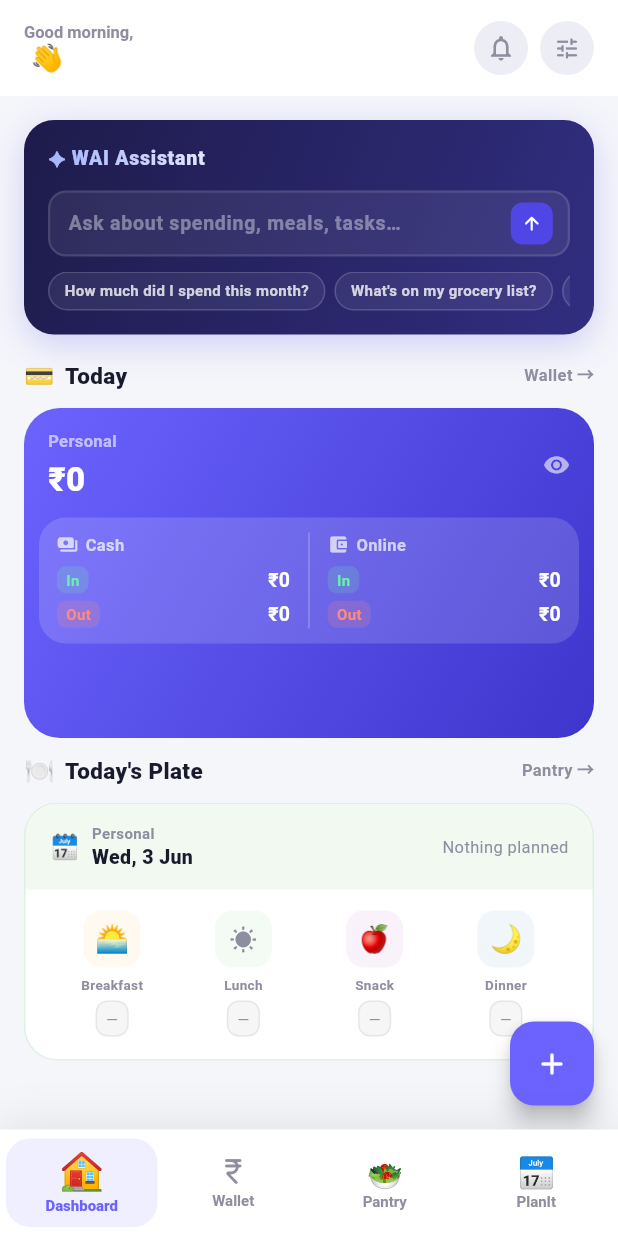
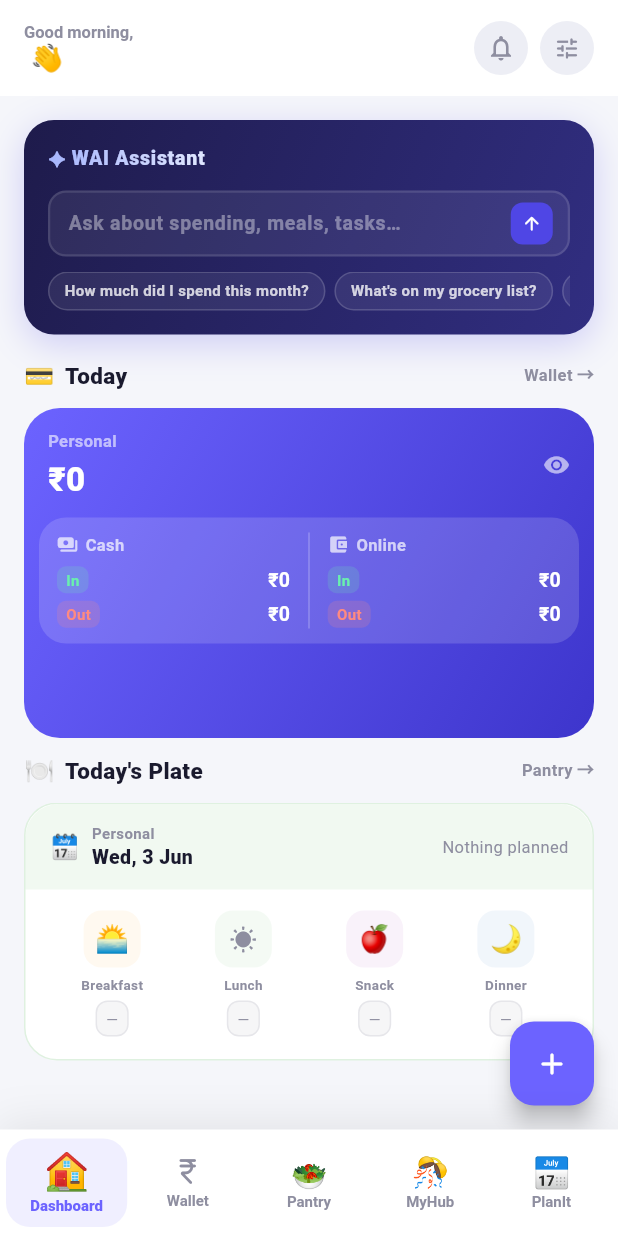
Before and after one commit to MSathiyaseelan/wai_life_assistant, a Flutter app: the AppShell screen opened directly with empty values, after a tap on the "visibility off" icon, on a phone screen of 412 x 824 dp. Run offline on Flutter 3.47's test engine with Material 3 defaults, Android fonts, the phone set to English and light mode, and no system bars; our stand-ins replace connectivity_plus, device_info_plus, dio, firebase_core, firebase_messaging, flutter_contacts and 13 more; missing offline and left inert: flutter_sms_inbox, quick_actions; accounts and stored records are empty; network calls fail; Roboto replaces fonts that are missing (DM Mono, Nunito); statements that could not run were skipped.

Commit message:
MyHub tab added

```diff
--- a/lib/core/services/app_prefs.dart
+++ b/lib/core/services/app_prefs.dart
@@ -125,6 +125,9 @@ class AppPrefs extends ChangeNotifier {
   String get planItScope    => _s('planit_scope',  def: 'personal');
   set planItScope(String v) => _setS('planit_scope', v);
 
+  String get hubScope    => _s('hub_scope',  def: 'personal');
+  set hubScope(String v) => _setS('hub_scope', v);
+
   // ── AI Parser ──────────────────────────────────────────────────────────────
 
   bool get aiAlwaysConfirm    => _b('ai_always_confirm',  def: true);
--- /dev/null
+++ b/lib/features/myhub/my_hub_screen.dart
@@ -0,0 +1,405 @@
+import 'package:flutter/material.dart';
+import 'package:flutter/services.dart';
+import '../../../../core/theme/app_theme.dart';
+import 'package:wai_life_assistant/data/models/wallet/wallet_models.dart';
+import 'package:wai_life_assistant/features/wallet/widgets/family_switcher_sheet.dart';
+import 'package:wai_life_assistant/shared/widgets/wallet_switcher_pill.dart';
+import 'package:wai_life_assistant/features/AppStateNotifier.dart';
+import 'package:wai_life_assistant/data/models/lifestyle/lifestyle_models.dart';
+import 'package:wai_life_assistant/data/services/functions_service.dart';
+import 'package:wai_life_assistant/features/lifestyle/modules/my_functions/my_functions_screen.dart';
+import 'package:wai_life_assistant/data/models/planit/planit_models.dart';
+
+class MyHubScreen extends StatefulWidget {
+  final String activeWalletId;
+  final void Function(String) onWalletChange;
+  const MyHubScreen({
+    super.key,
+    required this.activeWalletId,
+    required this.onWalletChange,
+  });
+  @override
+  State<MyHubScreen> createState() => _MyHubScreenState();
+}
+
+class _MyHubScreenState extends State<MyHubScreen> {
+  late AppStateNotifier _appState;
+  List<WalletModel> _allWallets = [];
+
+  WalletModel get _currentWallet => _allWallets.firstWhere(
+        (w) => w.id == widget.activeWalletId,
+        orElse: () => _allWallets.isNotEmpty ? _allWallets.first : personalWallet,
+      );
+
+  @override
+  void didChangeDependencies() {
+    super.didChangeDependencies();
+    _appState = AppStateScope.of(context);
+    _allWallets = _appState.wallets;
+    WidgetsBinding.instance.addPostFrameCallback((_) {
+      if (mounted) _loadData();
+    });
+  }
+
+  final List<FunctionModel> _functions = [];
+  String? _loadedKey;
+
+  @override
+  void initState() {
+    super.initState();
+    WidgetsBinding.instance.addPostFrameCallback((_) => _loadData());
+  }
+
+  @override
+  void didUpdateWidget(MyHubScreen old) {
+    super.didUpdateWidget(old);
+    if (old.activeWalletId != widget.activeWalletId) {
+      _loadedKey = null;
+      _loadData();
+    }
+  }
+
+  Future<void> _loadData() async {
+    final wid = widget.activeWalletId;
+    if (wid.isEmpty) return;
+    final walletIds = _currentWallet.isPersonal
+        ? [wid, ..._allWallets.where((w) => !w.isPersonal).map((w) => w.id)]
+        : [wid];
+    final loadKey = walletIds.join('|');
+    if (loadKey == _loadedKey) return;
+    _loadedKey = loadKey;
+    try {
+      final results = await Future.wait(
+        walletIds.map((id) => FunctionsService.instance.fetchMyFunctions(id)),
+      );
+      if (!mounted) return;
+      setState(() {
+        _functions
+          ..clear()
+          ..addAll(results.expand((r) => r).map(FunctionModel.fromJson));
+      });
+    } catch (e) {
+      debugPrint('[MyHub] _loadData error: $e');
+    }
+  }
+
+  Map<String, String> get _familyWalletNames {
+    if (!_currentWallet.isPersonal) return const {};
+    return {
+      for (final w in _allWallets.where((w) => !w.isPersonal))
+        w.id: '${w.emoji} ${w.name}',
+    };
+  }
+
+  Map<String, String> get _allFamilyWalletNames => {
+        for (final w in _allWallets.where((w) => !w.isPersonal))
+          w.id: '${w.emoji} ${w.name}',
+      };
+
+  String get _personalWalletId =>
+      _allWallets.firstWhere((w) => w.isPersonal, orElse: () => _allWallets.first).id;
+
+  List<PlanMember> get _members {
+    if (_currentWallet.isPersonal) return [];
+    final family = _appState.families.firstWhere(
+      (f) => f.id == _currentWallet.id,
+      orElse: () => FamilyModel(id: '', name: '', emoji: '', colorIndex: 0),
+    );
+    return family.members
+        .map((m) => PlanMember(id: m.id, name: m.name, emoji: m.emoji, phone: m.phone))
+        .toList();
+  }
+
+  bool get _isPersonal => _currentWallet.isPersonal;
+
+  String get _screenTitle => _isPersonal ? 'MyHub' : 'FamilyHub';
+
+  @override
+  Widget build(BuildContext context) {
+    final isDark = Theme.of(context).brightness == Brightness.dark;
+    final bg = isDark ? AppColors.bgDark : AppColors.bgLight;
+    final textColor = isDark ? AppColors.textDark : AppColors.textLight;
+    final cardBg = isDark ? AppColors.cardDark : AppColors.cardLight;
+    const moduleColor = Color(0xFF6C63FF);
+
+    final wid = widget.activeWalletId;
+    final personal = _isPersonal;
+    final functionsInView = _functions.where((f) => personal || f.walletId == wid).toList();
+    final count = functionsInView.length;
+
+    final summary = functionsInView.take(2).map((f) {
+      final diff = f.functionDate?.difference(DateTime.now()).inDays;
+      String when = '';
+      if (diff != null) {
+        if (diff < 0) {
+          when = 'Past';
+        } else if (diff == 0) {
+          when = 'Today';
+        } else if (diff == 1) {
+          when = 'Tomorrow';
+        } else {
+          when = 'in $diff days';
+        }
+      }
+      return '🎊 ${f.title}${when.isNotEmpty ? ' · $when' : ''}';
+    }).toList();
+
+    return Scaffold(
+      backgroundColor: bg,
+      appBar: AppBar(
+        backgroundColor: cardBg,
+        elevation: 0,
+        scrolledUnderElevation: 0,
+        title: Row(
+          children: [
+            Text(_isPersonal ? '🌟' : '👨‍👩‍👧‍👦', style: const TextStyle(fontSize: 22)),
+            const SizedBox(width: 10),
+            Column(
+              crossAxisAlignment: CrossAxisAlignment.start,
+              children: [
+                Text(
+                  _screenTitle,
+                  style: TextStyle(
+                    fontSize: 19,
+                    fontWeight: FontWeight.w900,
+                    fontFamily: 'Nunito',
+                    color: textColor,
+                  ),
+                ),
+                Text(
+                  _isPersonal ? 'Your personal space' : 'Family space',
+                  style: TextStyle(
+                    fontSize: 10,
+                    fontWeight: FontWeight.w600,
+                    fontFamily: 'Nunito',
+                    color: isDark ? AppColors.subDark : AppColors.subLight,
+                  ),
+                ),
+              ],
+            ),
+          ],
+        ),
+        actions: [
+          WalletSwitcherPill(
+            wallet: _currentWallet,
+            onTap: () => FamilySwitcherSheet.show(
+              context,
+              currentWalletId: widget.activeWalletId,
+              onSelect: widget.onWalletChange,
+            ),
+          ),
+        ],
+      ),
+      body: RefreshIndicator(
+        onRefresh: () async {
+          _loadedKey = null;
+          await _loadData();
+        },
+        child: CustomScrollView(
+          physics: const AlwaysScrollableScrollPhysics(),
+          slivers: [
+            SliverPadding(
+              padding: const EdgeInsets.fromLTRB(16, 16, 16, 32),
+              sliver: SliverToBoxAdapter(
+                child: GestureDetector(
+                  onTap: () => _openFunctions(context),
+                  child: Container(
+                    decoration: BoxDecoration(
+                      color: cardBg,
+                      borderRadius: BorderRadius.circular(20),
+                      border: Border.all(color: moduleColor.withValues(alpha: 0.18)),
+                      boxShadow: [
+                        BoxShadow(
+                          color: moduleColor.withValues(alpha: isDark ? 0.07 : 0.09),
+                          blurRadius: 10,
+                          offset: const Offset(0, 3),
+                        ),
+                      ],
+                    ),
+                    child: IntrinsicHeight(
+                      child: Row(
+                        crossAxisAlignment: CrossAxisAlignment.stretch,
+                        children: [
+                          Container(
+                            width: 4,
+                            decoration: const BoxDecoration(
+                              color: moduleColor,
+                              borderRadius: BorderRadius.horizontal(left: Radius.circular(20)),
+                            ),
+                          ),
+                          const SizedBox(width: 14),
+                          Padding(
+                            padding: const EdgeInsets.symmetric(vertical: 16),
+                            child: Container(
+                              width: 44,
+                              height: 44,
+                              decoration: BoxDecoration(
+                                color: moduleColor.withValues(alpha: 0.12),
+                                borderRadius: BorderRadius.circular(14),
+                              ),
+                              alignment: Alignment.center,
+                              child: const Text('🎊', style: TextStyle(fontSize: 22)),
+                            ),
+                          ),
+                          const SizedBox(width: 12),
+                          Expanded(
+                            child: Padding(
+                              padding: const EdgeInsets.fromLTRB(0, 14, 0, 14),
+                              child: Column(
+                                crossAxisAlignment: CrossAxisAlignment.start,
+                                children: [
+                                  Row(
+                                    children: [
+                                      Expanded(
+                                        child: Text(
+                                          'Functions',
+                                          style: TextStyle(
+                                            fontSize: 14,
+                                            fontWeight: FontWeight.w800,
+                                            fontFamily: 'Nunito',
+                                            color: textColor,
+                                          ),
+                                        ),
+                                      ),
+                                      if (count > 0)
+                                        Container(
+                                          margin: const EdgeInsets.only(right: 8),
+                                          padding: const EdgeInsets.symmetric(horizontal: 8, vertical: 2),
+                                          decoration: BoxDecoration(
+                                            color: moduleColor.withValues(alpha: 0.15),
+                                            borderRadius: BorderRadius.circular(10),
+                                          ),
+                                          child: Text(
+                                            '$count',
+                                            style: const TextStyle(
+                                              fontSize: 11,
+                                              fontWeight: FontWeight.w800,
+                                              fontFamily: 'Nunito',
+                                              color: moduleColor,
+                                            ),
+                                          ),
+                                        ),
+                                    ],
+                                  ),
+                                  const SizedBox(height: 2),
+                                  Text(
+                                    'Celebrations & gifting',
+                                    style: TextStyle(
+                                      fontSize: 11,
+                                      fontFamily: 'Nunito',
+                                      color: isDark ? AppColors.subDark : AppColors.subLight,
+                                    ),
+                                  ),
+                                  const SizedBox(height: 8),
+                                  Divider(height: 1, color: moduleColor.withValues(alpha: 0.15)),
+                                  const SizedBox(height: 6),
+                                  if (summary.isNotEmpty)
+                                    ...summary.map(
+                                      (s) => Padding(
+                                        padding: const EdgeInsets.only(bottom: 4),
+                                        child: Row(
+                                          children: [
+                                            Container(
+                                              width: 5,
+                                              height: 5,
+                                              margin: const EdgeInsets.only(right: 7, top: 1),
+                                              decoration: BoxDecoration(
+                                                color: moduleColor.withValues(alpha: 0.55),
+                                                shape: BoxShape.circle,
+                                              ),
+                                            ),
+                                            Expanded(
+                                              child: Text(
+                                                s,
+                                                style: TextStyle(
+                                                  fontSize: 11,
+                                                  fontFamily: 'Nunito',
+                                                  color: textColor,
+                                                  height: 1.3,
+                                                ),
+                                                maxLines: 1,
+                                                overflow: TextOverflow.ellipsis,
+                                              ),
+                                            ),
+                                          ],
+                                        ),
+                                      ),
+                                    )
+                                  else
+                                    Text(
+                                      'No functions yet',
+                                      style: TextStyle(
+                                        fontSize: 11,
+                                        fontFamily: 'Nunito',
+                                        color: isDark ? AppColors.subDark : AppColors.subLight,
+                                        fontStyle: FontStyle.italic,
+                                      ),
+                                    ),
+                                ],
+                              ),
+                            ),
+                          ),
+                          Padding(
+                            padding: const EdgeInsets.symmetric(horizontal: 12, vertical: 16),
+                            child: Align(
+                              alignment: Alignment.topCenter,
+                              child: GestureDetector(
+                                onTap: () => _openFunctions(context, openAdd: true),
+                                child: Container(
+                                  width: 32,
+                                  height: 32,
+                                  decoration: BoxDecoration(
+                                    color: moduleColor.withValues(alpha: 0.13),
+                                    borderRadius: BorderRadius.circular(10),
+                                  ),
+                                  alignment: Alignment.center,
+                                  child: const Icon(Icons.add_rounded, color: moduleColor, size: 20),
+                                ),
+                              ),
+                            ),
+                          ),
+                        ],
+                      ),
+                    ),
+                  ),
+                ),
+              ),
+            ),
+          ],
+        ),
+      ),
+    );
+  }
+
+  void _openFunctions(BuildContext context, {bool openAdd = false}) {
+    HapticFeedback.selectionClick();
+    Navigator.push(
+      context,
+      PageRouteBuilder(
+        pageBuilder: (ctx, anim, secondaryAnim) => MyFunctionsScreen(
+          walletId: _currentWallet.id,
+          walletName: _currentWallet.name,
+          walletEmoji: _currentWallet.emoji,
+          parentFunctions: _functions,
+          familyWalletNames: _familyWalletNames,
+          allFamilyWalletNames: _allFamilyWalletNames,
+          personalWalletId: _personalWalletId,
+          members: _members,
+          openAdd: openAdd,
+          initialTab: openAdd ? 2 : 0,
+        ),
+        transitionsBuilder: (ctx, anim, secondaryAnim, child) => FadeTransition(
+          opacity: CurvedAnimation(parent: anim, curve: Curves.easeOut),
+          child: SlideTransition(
+            position: Tween<Offset>(
+              begin: const Offset(0, 0.05),
+              end: Offset.zero,
+            ).animate(CurvedAnimation(parent: anim, curve: Curves.easeOutCubic)),
+            child: child,
+          ),
+        ),
+        transitionDuration: const Duration(milliseconds: 320),
+      ),
+    );
+  }
+}
--- a/lib/navigation/bottom_nav_screen.dart
+++ b/lib/navigation/bottom_nav_screen.dart
@@ -9,6 +9,7 @@ import 'package:wai_life_assistant/features/wallet/services/sms_parser_service.d
 import 'package:wai_life_assistant/features/wallet/wallet_screen.dart';
 import 'package:wai_life_assistant/features/pantry/pantry_screen.dart';
 import 'package:wai_life_assistant/features/planit/planit_screen.dart';
+import 'package:wai_life_assistant/features/myhub/my_hub_screen.dart';
 import 'package:wai_life_assistant/features/lifestyle/lifestyle_screen.dart';
 import 'package:wai_life_assistant/features/dashboard/dashboard_screen.dart';
 import 'package:wai_life_assistant/features/AppStateNotifier.dart';
@@ -151,11 +152,12 @@ class _AppShellState extends State<AppShell> {
     (icon: '🏠', label: 'Dashboard'),
     (icon: '₹', label: 'Wallet'),
     (icon: '🥗', label: 'Pantry'),
+    (icon: '🎊', label: 'MyHub'),   // dynamic: MyHub / FamilyHub — see _hubLabel()
     (icon: '📅', label: 'PlanIt'),
     (icon: '✨', label: 'MyLife'), // V2 — hidden from nav bar
   ];
 
-  static const _hiddenTabIndices = {4}; // MyLife
+  static const _hiddenTabIndices = {5}; // MyLife
 
   @override
   void dispose() {
@@ -172,7 +174,8 @@ class _AppShellState extends State<AppShell> {
     final scope = switch (tabIndex) {
       1 => prefs.walletScope,
       2 => prefs.pantryScope,
-      3 => prefs.planItScope,
+      3 => prefs.hubScope,
+      4 => prefs.planItScope,
       _ => null,
     };
     if (scope == null) return;
@@ -182,6 +185,16 @@ class _AppShellState extends State<AppShell> {
         ? wallets.firstWhere((w) => !w.isPersonal, orElse: () => wallets.first)
         : wallets.firstWhere((w) => w.isPersonal, orElse: () => wallets.first);
     _appState.switchWallet(target.id);
+  }
+
+  String _hubLabel() {
+    final wallets = _appState.wallets;
+    if (wallets.isEmpty) return 'MyHub';
+    final active = wallets.firstWhere(
+      (w) => w.id == _appState.activeWalletId,
+      orElse: () => wallets.first,
+    );
+    return active.isPersonal ? 'MyHub' : 'FamilyHub';
   }
 
   @override
@@ -207,6 +220,10 @@ class _AppShellState extends State<AppShell> {
               onWalletChange: _appState.switchWallet,
             ),
             PantryScreen(
+              activeWalletId: walletId,
+              onWalletChange: _appState.switchWallet,
+            ),
+            MyHubScreen(
               activeWalletId: walletId,
               onWalletChange: _appState.switchWallet,
             ),
@@ -304,7 +321,7 @@ class _AppShellState extends State<AppShell> {
                                                 ? AppColors.subDark
                                                 : AppColors.subLight),
                                       ),
-                                      child: Text(_tabs[i].label),
+                                      child: Text(i == 3 ? _hubLabel() : _tabs[i].label),
                                     ),
                                   ],
                                 ),
```
Also changed, not shown: lib/features/planit/planit_screen.dart (+0 -70 lines).
